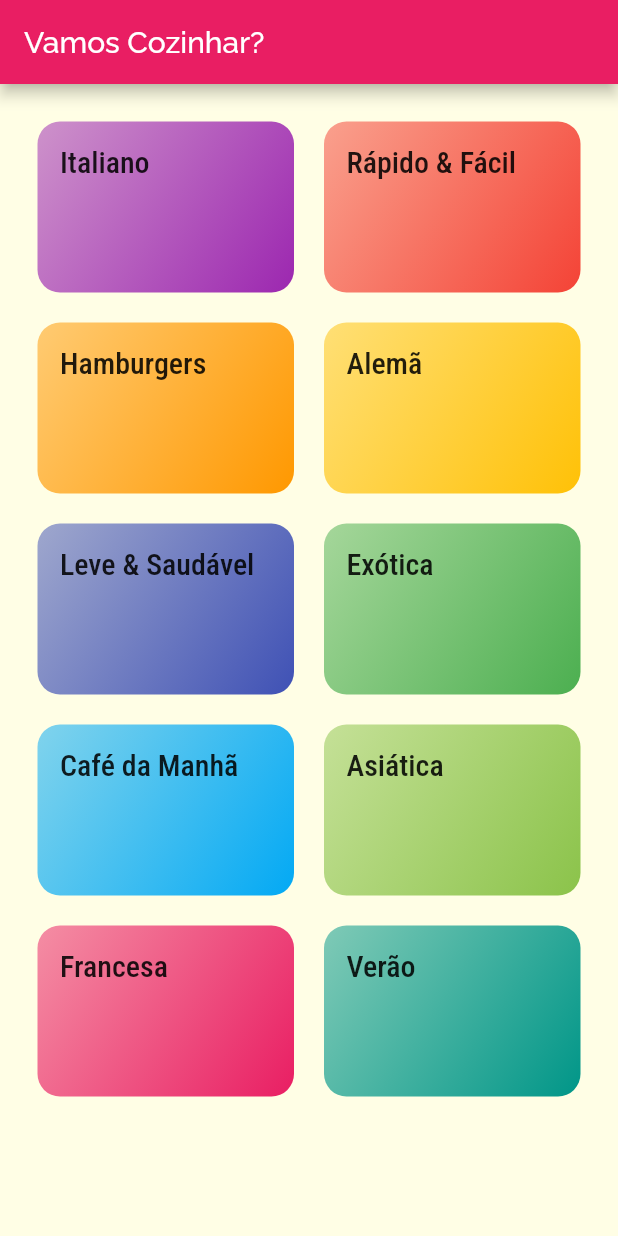
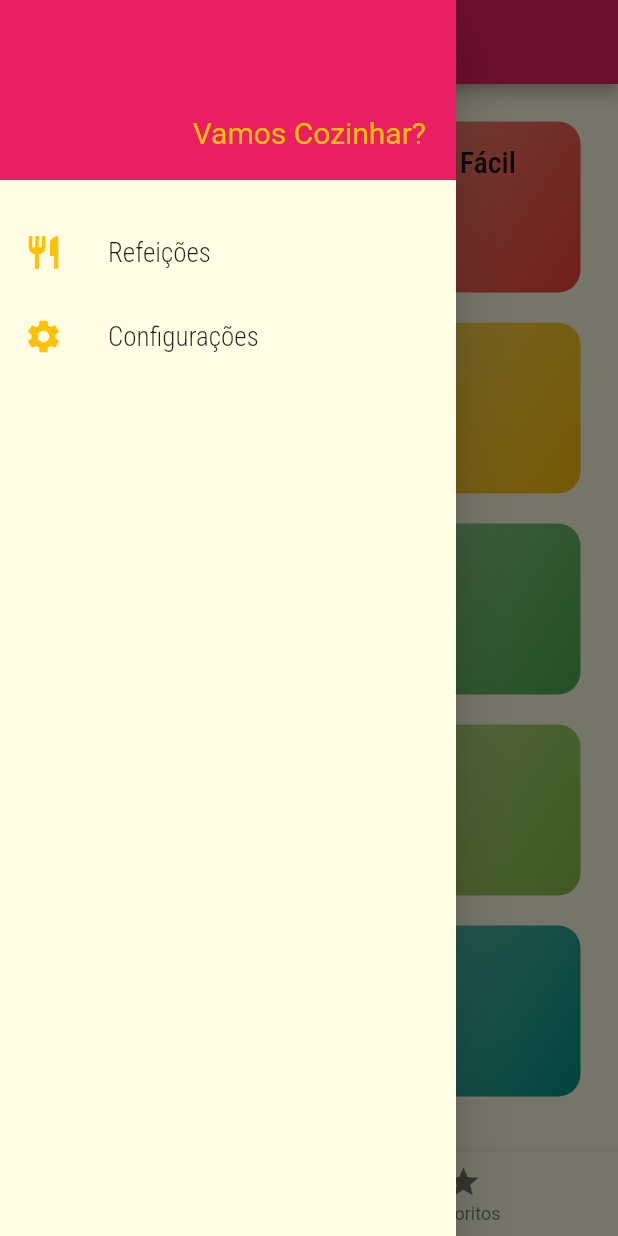
Before and after one commit to cthiagosousa/meals-app, a Flutter app: the screen it shows after launch, with the side drawer open (before the commit the screen has no drawer), on a phone screen of 412 x 824 dp. Run offline on Flutter 3.47's test engine with Material 2 defaults, Android fonts, the phone set to English and light mode, and no system bars.

Commit message:
Menu Drawer

```diff
--- a/lib/components/category_item.dart
+++ b/lib/components/category_item.dart
@@ -22,10 +22,6 @@ class CategoryItem extends StatelessWidget {
       onTap: () => _selectCategory(context),
       child: Container(
         padding: const EdgeInsets.all(15),
-        child: Text(
-          category.title,
-          style: Theme.of(context).textTheme.headline6,
-        ),
         decoration: BoxDecoration(
           borderRadius: BorderRadius.circular(15),
           gradient: LinearGradient(
@@ -37,6 +33,10 @@ class CategoryItem extends StatelessWidget {
             end: Alignment.bottomRight,
           ),
         ),
+        child: Text(
+          category.title,
+          style: Theme.of(context).textTheme.headline6,
+        ),
       ),
     );
   }
--- /dev/null
+++ b/lib/components/main_drawer.dart
@@ -0,0 +1,61 @@
+import 'package:flutter/material.dart';
+import '../utils/app_routes.dart';
+
+class MainDrawer extends StatelessWidget {
+  Widget _createItem(
+      {BuildContext context, IconData icon, String label, String route}) {
+    return ListTile(
+      leading: Icon(
+        icon,
+        size: 26,
+        color: Theme.of(context).accentColor,
+      ),
+      title: Text(
+        label,
+        style: TextStyle(
+          fontFamily: 'RobotoCondensed',
+          fontSize: 18,
+          fontWeight: FontWeight.w300,
+        ),
+      ),
+      onTap: () => Navigator.of(context).pushReplacementNamed(route),
+    );
+  }
+
+  @override
+  Widget build(BuildContext context) {
+    return Drawer(
+      child: Column(
+        children: [
+          Container(
+            height: 120,
+            width: double.infinity,
+            padding: EdgeInsets.all(20),
+            color: Theme.of(context).primaryColor,
+            alignment: Alignment.bottomRight,
+            child: Text(
+              'Vamos Cozinhar?',
+              style: TextStyle(
+                fontSize: 20,
+                color: Theme.of(context).accentColor,
+              ),
+            ),
+          ),
+          SizedBox(height: 20),
+          _createItem(
+            context: context,
+            icon: Icons.restaurant,
+            label: 'Refeições',
+            route: AppRoutes.HOME,
+          ),
+          _createItem(
+            context: context,
+            icon: Icons.settings,
+            label: 'Configurações',
+            route: AppRoutes.SETTINGS,
+          ),
+        ],
+      ),
+    );
+  }
+}
--- a/lib/main.dart
+++ b/lib/main.dart
@@ -1,6 +1,8 @@
 import 'package:flutter/material.dart';
-import 'package:meals/screens/categories_meals_screen.dart';
-import './screens/categories_screen.dart';
+import './screens/tabs_screen.dart';
+import './screens/categories_meals_screen.dart';
+import './screens/meal_datail_screen.dart';
+import './screens/settings_screen.dart';
 import './utils/app_routes.dart';
 
 void main() => runApp(App());
@@ -21,9 +23,11 @@ class App extends StatelessWidget {
               ),
             ),
       ),
-      home: CategoriesScreen(),
       routes: {
+        AppRoutes.HOME: (context) => TabsScreen(),
         AppRoutes.CATEGORIES_MEALS: (context) => CategoriesMealsScreen(),
+        AppRoutes.MEAL_DETAIL: (context) => MealDetailScreen(),
+        AppRoutes.SETTINGS: (context) => SettingsScreen(),
       },
     );
   }
--- a/lib/screens/categories_screen.dart
+++ b/lib/screens/categories_screen.dart
@@ -5,11 +5,7 @@ import '../components/category_item.dart';
 class CategoriesScreen extends StatelessWidget {
   @override
   Widget build(BuildContext context) {
-    return Scaffold(
-      appBar: AppBar(
-        title: Text('Vamos Cozinhar?'),
-      ),
-      body: GridView(
+    return GridView(
       padding: const EdgeInsets.all(25),
       gridDelegate: SliverGridDelegateWithMaxCrossAxisExtent(
         maxCrossAxisExtent: 200,
@@ -22,7 +18,6 @@ class CategoriesScreen extends StatelessWidget {
           return CategoryItem(category);
         })
       ],
-      ),
     );
   }
 }
--- /dev/null
+++ b/lib/screens/favorite_screen.dart
@@ -0,0 +1,9 @@
+import 'package:flutter/material.dart';
+
+class FavoriteScreen extends StatelessWidget {
+  Widget build(BuildContext context) {
+    return Center(
+      child: Text('Tela de Favoritos'),
+    );
+  }
+}
--- /dev/null
+++ b/lib/screens/tabs_screen.dart
@@ -0,0 +1,52 @@
+import 'package:flutter/material.dart';
+import './categories_screen.dart';
+import './favorite_screen.dart';
+import '../components/main_drawer.dart';
+
+class TabsScreen extends StatefulWidget {
+  @override
+  _TabsScreenState createState() => _TabsScreenState();
+}
+
+class _TabsScreenState extends State<TabsScreen> {
+  int _selectedScreenIndex = 0;
+  final List<Map<String, Object>> _screens = [
+    {
+      'title': 'Categorias',
+      'screen': CategoriesScreen(),
+    },
+    {
+      'title': 'Favoritos',
+      'screen': FavoriteScreen(),
+    },
+  ];
+
+  void _selectScreen(int index) {
+    setState(() => _selectedScreenIndex = index);
+  }
+
+  @override
+  Widget build(BuildContext context) {
+    return Scaffold(
+      appBar: AppBar(
+        title: Text(_screens[_selectedScreenIndex]['title']),
+      ),
+      bottomNavigationBar: BottomNavigationBar(
+        onTap: _selectScreen,
+        currentIndex: _selectedScreenIndex,
+        items: [
+          BottomNavigationBarItem(
+            icon: Icon(Icons.category),
+            label: 'Categorias',
+          ),
+          BottomNavigationBarItem(
+            icon: Icon(Icons.star),
+            label: 'Favoritos',
+          ),
+        ],
+      ),
+      drawer: MainDrawer(),
+      body: _screens[_selectedScreenIndex]['screen'],
+    );
+  }
+}
--- a/lib/utils/app_routes.dart
+++ b/lib/utils/app_routes.dart
@@ -1,3 +1,6 @@
 class AppRoutes {
+  static const HOME = '/';
   static const CATEGORIES_MEALS = '/categories_meals_screen';
+  static const MEAL_DETAIL = '/meal-detail';
+  static const SETTINGS = '/settings';
 }
```
Also changed, not shown: lib/components/meal_item.dart (+14 -2 lines), lib/screens/meal_datail_screen.dart (added, +95 -0 lines), lib/screens/settings_screen.dart (added, +17 -0 lines). Lines whose indentation alone changed are shown as unchanged.
